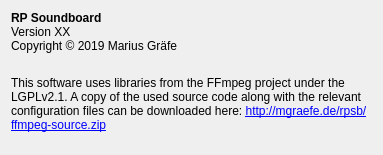
Old version of the form src/about_qt.ui in the repository MGraefe/RP-Soundboard.
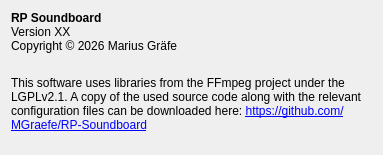
New version of the form. Icons and pictures are not drawn.

Commit message:
Update to ffmpeg 8, build pipeline improvements (#138)
* Updated ffmpeg to 8.0.1 and adjusted build script
* Removed all prebuilt ffmpeg files
* Full maintenance pass on how ffmpeg gets build, restructure repo
* Updated copyright and license download links

Diff of the .ui file:
```diff
--- a/src/about_qt.ui
+++ b/src/about_qt.ui
@@ -72,7 +72,7 @@
        <item>
         <widget class="QLabel" name="label_2">
          <property name="text">
-          <string>Copyright © 2019 Marius Gräfe</string>
+          <string>Copyright © 2026 Marius Gräfe</string>
          </property>
         </widget>
        </item>
@@ -105,7 +105,7 @@
       </sizepolicy>
      </property>
      <property name="text">
-      <string>This software uses libraries from the FFmpeg project under the LGPLv2.1. A copy of the used source code along with the relevant configuration files can be downloaded here: &lt;a href=&quot;http://mgraefe.de/rpsb/ffmpeg-source.zip&quot;&gt;http://mgraefe.de/rpsb/ffmpeg-source.zip&lt;/a&gt;</string>
+      <string>This software uses libraries from the FFmpeg project under the LGPLv2.1. A copy of the used source code along with the relevant configuration files can be downloaded here: &lt;a href=&quot;https://github.com/MGraefe/RP-Soundboard&quot;&gt;https://github.com/MGraefe/RP-Soundboard&lt;/a&gt;</string>
      </property>
      <property name="wordWrap">
       <bool>true</bool>
```
The commit also changes 121 other files.
